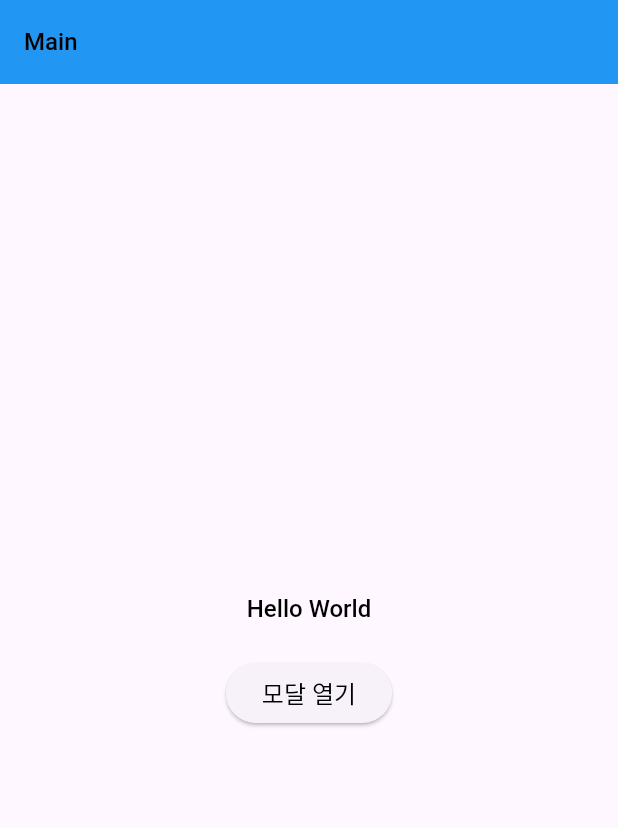
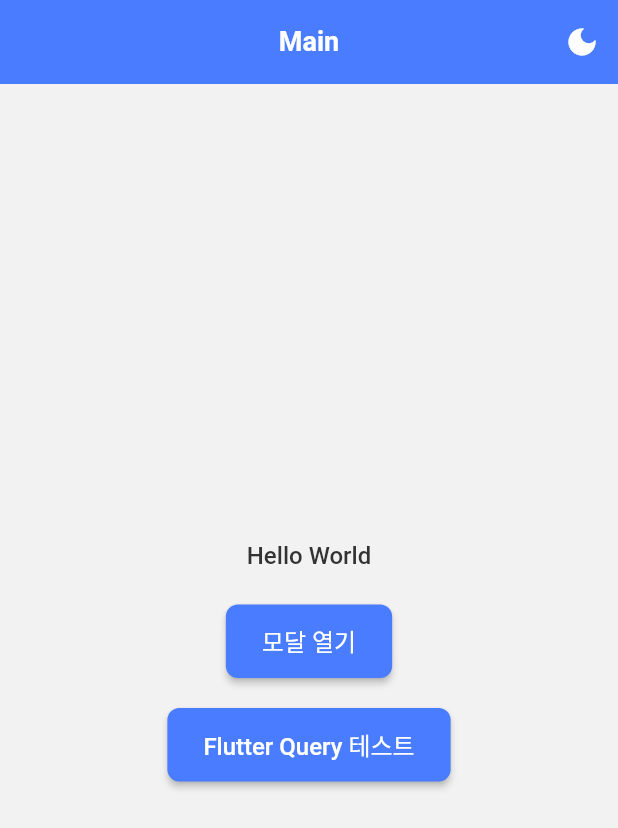
Before and after one commit to ProjectJJU/flutterDemo, a Flutter app: the screen it shows after launch, on a phone screen of 412 x 824 dp. Shown: the top 828 px of the screen. Run offline on Flutter 3.47's test engine with Material 3 defaults, Android fonts, the phone set to English and light mode, and no system bars; Roboto replaces fonts that are missing (Pretendard).

Commit message:
feat: Flutter Query Provider 구현 및 클라이언트 캐싱 구조 추가
- FlutterQueryProvider 클래스 구현 (싱글톤 패턴)
- CacheItem 및 QueryState 클래스로 캐시 및 상태 관리
- FlutterQueryWrapper 위젯으로 최상위 레이아웃 감싸기
- FlutterQueryMixin으로 Hook 패턴 지원
- staleTime, cacheTime을 통한 자동 캐시 무효화
- main_screen.dart에 Flutter Query 테스트 기능 추가
- react-query 폴더를 flutter-query로 변경

```diff
--- /dev/null
+++ b/app1/lib/commons/providers/flutter-query/flutter-query.provider.dart
@@ -0,0 +1,234 @@
+import 'package:flutter/material.dart';
+import 'dart:async';
+
+/// 캐시 아이템 클래스
+class CacheItem {
+  final dynamic data;
+  final DateTime timestamp;
+  final Duration? staleTime;
+  final Duration? cacheTime;
+
+  CacheItem({
+    required this.data,
+    required this.timestamp,
+    this.staleTime,
+    this.cacheTime,
+  });
+
+  bool get isStale {
+    if (staleTime == null) return false;
+    return DateTime.now().difference(timestamp) > staleTime!;
+  }
+
+  bool get isExpired {
+    if (cacheTime == null) return false;
+    return DateTime.now().difference(timestamp) > cacheTime!;
+  }
+}
+
+/// 쿼리 상태 클래스
+class QueryState {
+  final String queryKey;
+  bool isLoading;
+  bool isError;
+  String? errorMessage;
+  dynamic data;
+
+  QueryState({
+    required this.queryKey,
+    this.isLoading = false,
+    this.isError = false,
+    this.errorMessage,
+    this.data,
+  });
+}
+
+/// Flutter Query Provider
+/// 클라이언트 캐싱 구조를 제공하는 Provider
+class FlutterQueryProvider extends ChangeNotifier {
+  static final FlutterQueryProvider _instance = FlutterQueryProvider._internal();
+  factory FlutterQueryProvider() => _instance;
+  FlutterQueryProvider._internal();
+
+  // 캐시 저장소
+  final Map<String, CacheItem> _cache = {};
+
+  // 쿼리 상태 관리
+  final Map<String, QueryState> _queryStates = {};
+
+  /// 쿼리 실행 및 캐싱
+  Future<T> query<T>({
+    required String queryKey,
+    required Future<T> Function() queryFn,
+    Duration? staleTime,
+    Duration? cacheTime,
+    bool refetchOnMount = true,
+  }) async {
+    // 기존 캐시 확인
+    final cachedItem = _cache[queryKey];
+    if (cachedItem != null && !cachedItem.isExpired && !cachedItem.isStale) {
+      _queryStates[queryKey] = QueryState(
+        queryKey: queryKey,
+        data: cachedItem.data,
+        isLoading: false,
+        isError: false,
+      );
+      notifyListeners();
+      return cachedItem.data as T;
+    }
+
+    // 쿼리 상태 업데이트
+    _queryStates[queryKey] = QueryState(
+      queryKey: queryKey,
+      isLoading: true,
+      isError: false,
+    );
+    notifyListeners();
+
+    try {
+      // 쿼리 실행
+      final result = await queryFn();
+
+      // 캐시에 저장
+      _cache[queryKey] = CacheItem(
+        data: result,
+        timestamp: DateTime.now(),
+        staleTime: staleTime,
+        cacheTime: cacheTime,
+      );
+
+      // 쿼리 상태 업데이트
+      _queryStates[queryKey] = QueryState(
+        queryKey: queryKey,
+        data: result,
+        isLoading: false,
+        isError: false,
+      );
+
+      notifyListeners();
+      return result;
+    } catch (error) {
+      // 에러 상태 업데이트
+      _queryStates[queryKey] = QueryState(
+        queryKey: queryKey,
+        isLoading: false,
+        isError: true,
+        errorMessage: error.toString(),
+      );
+
+      notifyListeners();
+      rethrow;
+    }
+  }
+
+  /// 쿼리 무효화
+  void invalidateQuery(String queryKey) {
+    _cache.remove(queryKey);
+    _queryStates.remove(queryKey);
+    notifyListeners();
+  }
+
+  /// 모든 쿼리 무효화
+  void invalidateAllQueries() {
+    _cache.clear();
+    _queryStates.clear();
+    notifyListeners();
+  }
+
+  /// 쿼리 상태 가져오기
+  QueryState? getQueryState(String queryKey) {
+    return _queryStates[queryKey];
+  }
+
+  /// 캐시된 데이터 가져오기
+  T? getCachedData<T>(String queryKey) {
+    final cachedItem = _cache[queryKey];
+    if (cachedItem != null && !cachedItem.isExpired) {
+      return cachedItem.data as T?;
+    }
+    return null;
+  }
+
+  /// 캐시 크기 가져오기
+  int get cacheSize => _cache.length;
+
+  /// 활성 쿼리 수 가져오기
+  int get activeQueriesCount => _queryStates.length;
+}
+
+/// Flutter Query Wrapper 위젯
+class FlutterQueryWrapper extends StatefulWidget {
+  final Widget child;
+  final FlutterQueryProvider? queryProvider;
+
+  const FlutterQueryWrapper({
+    super.key,
+    required this.child,
+    this.queryProvider,
+  });
+
+  @override
+  State<FlutterQueryWrapper> createState() => _FlutterQueryWrapperState();
+}
+
+class _FlutterQueryWrapperState extends State<FlutterQueryWrapper> {
+  late FlutterQueryProvider _queryProvider;
+
+  @override
+  void initState() {
+    super.initState();
+    _queryProvider = widget.queryProvider ?? FlutterQueryProvider();
+  }
+
+  @override
+  Widget build(BuildContext context) {
+    return ListenableBuilder(
+      listenable: _queryProvider,
+      builder: (context, child) {
+        return widget.child;
+      },
+    );
+  }
+}
+
+/// Flutter Query Hook을 사용하기 위한 Mixin
+mixin FlutterQueryMixin<T extends StatefulWidget> on State<T> {
+  FlutterQueryProvider get queryProvider => FlutterQueryProvider();
+
+  /// 쿼리 실행
+  Future<R> useQuery<R>({
+    required String queryKey,
+    required Future<R> Function() queryFn,
+    Duration? staleTime,
+    Duration? cacheTime,
+    bool refetchOnMount = true,
+  }) async {
+    return await queryProvider.query<R>(
+      queryKey: queryKey,
+      queryFn: queryFn,
+      staleTime: staleTime,
+      cacheTime: cacheTime,
+      refetchOnMount: refetchOnMount,
+    );
+  }
+
+  /// 쿼리 상태 가져오기
+  QueryState? useQueryState(String queryKey) {
+    return queryProvider.getQueryState(queryKey);
+  }
+
+  /// 캐시된 데이터 가져오기
+  R? useCachedData<R>(String queryKey) {
+    return queryProvider.getCachedData<R>(queryKey);
+  }
+
+  /// 쿼리 무효화
+  void invalidateQuery(String queryKey) {
+    queryProvider.invalidateQuery(queryKey);
+  }
+
+  /// 모든 쿼리 무효화
+  void invalidateAllQueries() {
+    queryProvider.invalidateAllQueries();
+  }
+}
--- a/app1/lib/commons/providers/react-query/prompt.101.provider.txt
+++ b/app1/lib/commons/providers/flutter-query/prompt.101.provider.txt
@@ -8,7 +8,7 @@
 
 ==============================================
 
-조건-파일경로) 구현될 dart 파일경로: lib/commons/providers/react-query/react-query.provider.dart
+조건-파일경로) 구현될 dart 파일경로: lib/commons/providers/flutter-query/flutter-query.provider.dart
 
 ==============================================
 
--- /dev/null
+++ b/app1/lib/commons/providers/next-themes/next-themes.provider.dart
@@ -0,0 +1,210 @@
+import 'package:flutter/material.dart';
+import '../../constants/color_styles.dart';
+import '../../constants/text_styles.dart';
+
+/// Next.js의 next-themes와 유사한 테마 관리 Provider
+/// 라이트/다크 모드 전환과 시스템 테마 감지를 지원합니다.
+class NextThemesProvider extends ChangeNotifier {
+  ThemeMode _themeMode = ThemeMode.system;
+
+  /// 현재 테마 모드
+  ThemeMode get themeMode => _themeMode;
+
+  /// 현재 테마가 다크 모드인지 확인
+  bool get isDarkMode {
+    if (_themeMode == ThemeMode.system) {
+      // 시스템 테마를 감지하려면 MediaQuery를 사용해야 하지만,
+      // Provider에서는 직접 접근할 수 없으므로 별도 메서드로 처리
+      return false; // 기본값
+    }
+    return _themeMode == ThemeMode.dark;
+  }
+
+  /// 테마 모드 설정
+  void setThemeMode(ThemeMode mode) {
+    if (_themeMode != mode) {
+      _themeMode = mode;
+      notifyListeners();
+    }
+  }
+
+  /// 라이트 모드로 설정
+  void setLightMode() {
+    setThemeMode(ThemeMode.light);
+  }
+
+  /// 다크 모드로 설정
+  void setDarkMode() {
+    setThemeMode(ThemeMode.dark);
+  }
+
+  /// 시스템 테마로 설정
+  void setSystemMode() {
+    setThemeMode(ThemeMode.system);
+  }
+
+  /// 테마 토글 (라이트 ↔ 다크)
+  void toggleTheme() {
+    if (_themeMode == ThemeMode.light) {
+      setDarkMode();
+    } else {
+      setLightMode();
+    }
+  }
+
+  /// 라이트 테마 데이터
+  ThemeData get lightTheme {
+    return ThemeData(
+      useMaterial3: true,
+      brightness: Brightness.light,
+      colorScheme: const ColorScheme.light(
+        primary: ColorStyles.blue50,
+        secondary: ColorStyles.blue40,
+        surface: ColorStyles.gray05,
+        error: ColorStyles.red30,
+        onPrimary: ColorStyles.white,
+        onSecondary: ColorStyles.white,
+        onSurface: ColorStyles.gray80,
+        onError: ColorStyles.white,
+      ),
+      appBarTheme: const AppBarTheme(
+        backgroundColor: ColorStyles.blue50,
+        foregroundColor: ColorStyles.white,
+        elevation: 0,
+        centerTitle: true,
+      ),
+      elevatedButtonTheme: ElevatedButtonThemeData(
+        style: ElevatedButton.styleFrom(
+          backgroundColor: ColorStyles.blue50,
+          foregroundColor: ColorStyles.white,
+          elevation: 2,
+          padding: const EdgeInsets.symmetric(horizontal: 24, vertical: 12),
+          shape: RoundedRectangleBorder(
+            borderRadius: BorderRadius.circular(8),
+          ),
+        ),
+      ),
+      textTheme: TextTheme(
+        displayLarge: TextStyles.webHeadline01,
+        displayMedium: TextStyles.webHeadline02,
+        displaySmall: TextStyles.webHeadline03,
+        headlineLarge: TextStyles.headline01,
+        headlineMedium: TextStyles.headline02,
+        headlineSmall: TextStyles.headline03,
+        titleLarge: TextStyles.title01,
+        titleMedium: TextStyles.title02,
+        titleSmall: TextStyles.title03,
+        bodyLarge: TextStyles.body01,
+        bodyMedium: TextStyles.body02Medium,
+        bodySmall: TextStyles.body03,
+        labelLarge: TextStyles.caption01,
+        labelMedium: TextStyles.caption02Medium,
+        labelSmall: TextStyles.caption03,
+      ),
+    );
+  }
+
+  /// 다크 테마 데이터
+  ThemeData get darkTheme {
+    return ThemeData(
+      useMaterial3: true,
+      brightness: Brightness.dark,
+      colorScheme: const ColorScheme.dark(
+        primary: ColorStyles.blue40,
+        secondary: ColorStyles.blue30,
+        surface: ColorStyles.gray90,
+        error: ColorStyles.red20,
+        onPrimary: ColorStyles.white,
+        onSecondary: ColorStyles.white,
+        onSurface: ColorStyles.gray10,
+        onError: ColorStyles.white,
+      ),
+      appBarTheme: const AppBarTheme(
+        backgroundColor: ColorStyles.gray80,
+        foregroundColor: ColorStyles.gray10,
+        elevation: 0,
+        centerTitle: true,
+      ),
+      elevatedButtonTheme: ElevatedButtonThemeData(
+        style: ElevatedButton.styleFrom(
+          backgroundColor: ColorStyles.blue40,
+          foregroundColor: ColorStyles.white,
+          elevation: 2,
+          padding: const EdgeInsets.symmetric(horizontal: 24, vertical: 12),
+          shape: RoundedRectangleBorder(
+            borderRadius: BorderRadius.circular(8),
+          ),
+        ),
+      ),
+      textTheme: TextTheme(
+        displayLarge: TextStyles.webHeadline01.copyWith(color: ColorStyles.gray10),
+        displayMedium: TextStyles.webHeadline02.copyWith(color: ColorStyles.gray10),
+        displaySmall: TextStyles.webHeadline03.copyWith(color: ColorStyles.gray10),
+        headlineLarge: TextStyles.headline01.copyWith(color: ColorStyles.gray10),
+        headlineMedium: TextStyles.headline02.copyWith(color: ColorStyles.gray10),
+        headlineSmall: TextStyles.headline03.copyWith(color: ColorStyles.gray10),
+        titleLarge: TextStyles.title01.copyWith(color: ColorStyles.gray10),
+        titleMedium: TextStyles.title02.copyWith(color: ColorStyles.gray10),
+        titleSmall: TextStyles.title03.copyWith(color: ColorStyles.gray10),
+        bodyLarge: TextStyles.body01.copyWith(color: ColorStyles.gray10),
+        bodyMedium: TextStyles.body02Medium.copyWith(color: ColorStyles.gray10),
+        bodySmall: TextStyles.body03.copyWith(color: ColorStyles.gray10),
+        labelLarge: TextStyles.caption01.copyWith(color: ColorStyles.gray10),
+        labelMedium: TextStyles.caption02Medium.copyWith(color: ColorStyles.gray10),
+        labelSmall: TextStyles.caption03.copyWith(color: ColorStyles.gray10),
+      ),
+    );
+  }
+
+  /// 시스템 테마를 고려한 현재 테마 반환
+  ThemeData getCurrentTheme(BuildContext context) {
+    switch (_themeMode) {
+      case ThemeMode.light:
+        return lightTheme;
+      case ThemeMode.dark:
+        return darkTheme;
+      case ThemeMode.system:
+        final brightness = MediaQuery.of(context).platformBrightness;
+        return brightness == Brightness.dark ? darkTheme : lightTheme;
+    }
+  }
+
+  /// 시스템 테마를 고려한 현재 다크 모드 상태 반환
+  bool isDarkModeInContext(BuildContext context) {
+    switch (_themeMode) {
+      case ThemeMode.light:
+        return false;
+      case ThemeMode.dark:
+        return true;
+      case ThemeMode.system:
+        return MediaQuery.of(context).platformBrightness == Brightness.dark;
+    }
+  }
+}
+
+/// NextThemesProvider를 사용하여 테마를 관리하는 위젯
+class NextThemesWrapper extends StatelessWidget {
+  final Widget child;
+  final NextThemesProvider? themeProvider;
+
+  const NextThemesWrapper({
+    super.key,
+    required this.child,
+    this.themeProvider,
+  });
+
+  @override
+  Widget build(BuildContext context) {
+    final provider = themeProvider ?? NextThemesProvider();
+
+    return ListenableBuilder(
+      listenable: provider,
+      builder: (context, _) {
+        return Theme(
+          data: provider.getCurrentTheme(context),
+          child: child,
+        );
+      },
+    );
+  }
+}
--- a/app1/lib/main_screen.dart
+++ b/app1/lib/main_screen.dart
@@ -1,5 +1,7 @@
 import 'package:flutter/material.dart';
 import 'commons/providers/modal/modal.provider.dart';
+import 'commons/providers/next-themes/next-themes.provider.dart';
+import 'commons/providers/flutter-query/flutter-query.provider.dart';
 import 'commons/constants/text_styles.dart';
 
 class MainScreen extends StatefulWidget {
@@ -9,25 +11,35 @@ class MainScreen extends StatefulWidget {
   State<MainScreen> createState() => _MainScreenState();
 }
 
-class _MainScreenState extends State<MainScreen> {
+class _MainScreenState extends State<MainScreen> with FlutterQueryMixin {
   final ModalProvider _modalProvider = ModalProvider();
+  final NextThemesProvider _themeProvider = NextThemesProvider();
+  final FlutterQueryProvider _queryProvider = FlutterQueryProvider();
 
   @override
   Widget build(BuildContext context) {
-    return ListenableBuilder(
+    return FlutterQueryWrapper(
+      queryProvider: _queryProvider,
+      child: NextThemesWrapper(
+        themeProvider: _themeProvider,
+        child: ListenableBuilder(
           listenable: _modalProvider,
           builder: (context, child) {
             return ModalPortal(
               modalProvider: _modalProvider,
               child: Scaffold(
                 appBar: AppBar(
-              title: Text('Main',
-                                style: TextStyles.body01.copyWith(
-                color: Colors.black,
+                  title: Text('Main'),
+                  actions: [
+                    IconButton(
+                      icon: Icon(_themeProvider.isDarkModeInContext(context)
+                        ? Icons.light_mode
+                        : Icons.dark_mode),
+                      onPressed: () {
+                        _themeProvider.toggleTheme();
+                      },
                     ),
-              ),
-              backgroundColor: Colors.blue,
-              foregroundColor: Colors.white,
+                  ],
                 ),
                 body: Center(
                   child: Column(
@@ -35,9 +47,7 @@ class _MainScreenState extends State<MainScreen> {
                     children: [
                       Text(
                         'Hello World',
-                    style: TextStyles.body01.copyWith(
-                color: Colors.black,
-              ),
+                        style: TextStyles.body01,
                       ),
                       const SizedBox(height: 20),
                       ElevatedButton(
@@ -51,26 +61,64 @@ class _MainScreenState extends State<MainScreen> {
                                 children: [
                                   Text(
                                     '모달 테스트',
-                                style: TextStyles.body01.copyWith(
-                color: Colors.black,
-              ),
+                                    style: TextStyles.body01,
                                   ),
                                   SizedBox(height: 10),
-                              Text('이것은 모달 콘텐츠입니다.',style: TextStyles.body01.copyWith(
-                color: Colors.black,
-              )),
+                                  Text('이것은 모달 콘텐츠입니다.', style: TextStyles.body01),
                                   SizedBox(height: 10),
-                              Text('내용 크기에 맞게 표시됩니다.',style: TextStyles.body01.copyWith(
-                color: Colors.black,
-              )),
+                                  Text('내용 크기에 맞게 표시됩니다.', style: TextStyles.body01),
                                 ],
                               ),
                             ),
                           );
                         },
-                    child: Text('모달 열기',style: TextStyles.body01.copyWith(
-                color: Colors.black,
-              )),
+                        child: Text('모달 열기', style: TextStyles.body01),
+                      ),
+                      const SizedBox(height: 20),
+                      ElevatedButton(
+                        onPressed: () async {
+                          try {
+                            final result = await useQuery<String>(
+                              queryKey: 'test-query',
+                              queryFn: () async {
+                                await Future.delayed(Duration(seconds: 2));
+                                return '캐시된 데이터: ${DateTime.now().toString()}';
+                              },
+                              staleTime: Duration(minutes: 5),
+                              cacheTime: Duration(minutes: 10),
+                            );
+
+                            _modalProvider.openModal(
+                              title: 'Flutter Query 테스트',
+                              content: Padding(
+                                padding: EdgeInsets.all(16),
+                                child: Column(
+                                  mainAxisSize: MainAxisSize.min,
+                                  children: [
+                                    Text(
+                                      '쿼리 결과',
+                                      style: TextStyles.body01,
+                                    ),
+                                    SizedBox(height: 10),
+                                    Text(result, style: TextStyles.body01),
+                                    SizedBox(height: 10),
+                                    Text('캐시 크기: ${_queryProvider.cacheSize}', style: TextStyles.body01),
+                                    Text('활성 쿼리: ${_queryProvider.activeQueriesCount}', style: TextStyles.body01),
+                                  ],
+                                ),
+                              ),
+                            );
+                          } catch (e) {
+                            _modalProvider.openModal(
+                              title: '에러',
+                              content: Padding(
+                                padding: EdgeInsets.all(16),
+                                child: Text('쿼리 실행 중 에러: $e', style: TextStyles.body01),
+                              ),
+                            );
+                          }
+                        },
+                        child: Text('Flutter Query 테스트', style: TextStyles.body01),
                       ),
                     ],
                   ),
@@ -78,6 +126,8 @@ class _MainScreenState extends State<MainScreen> {
               ),
             );
           },
+        ),
+      ),
     );
   }
 }
```
Lines whose indentation alone changed are shown as unchanged.
